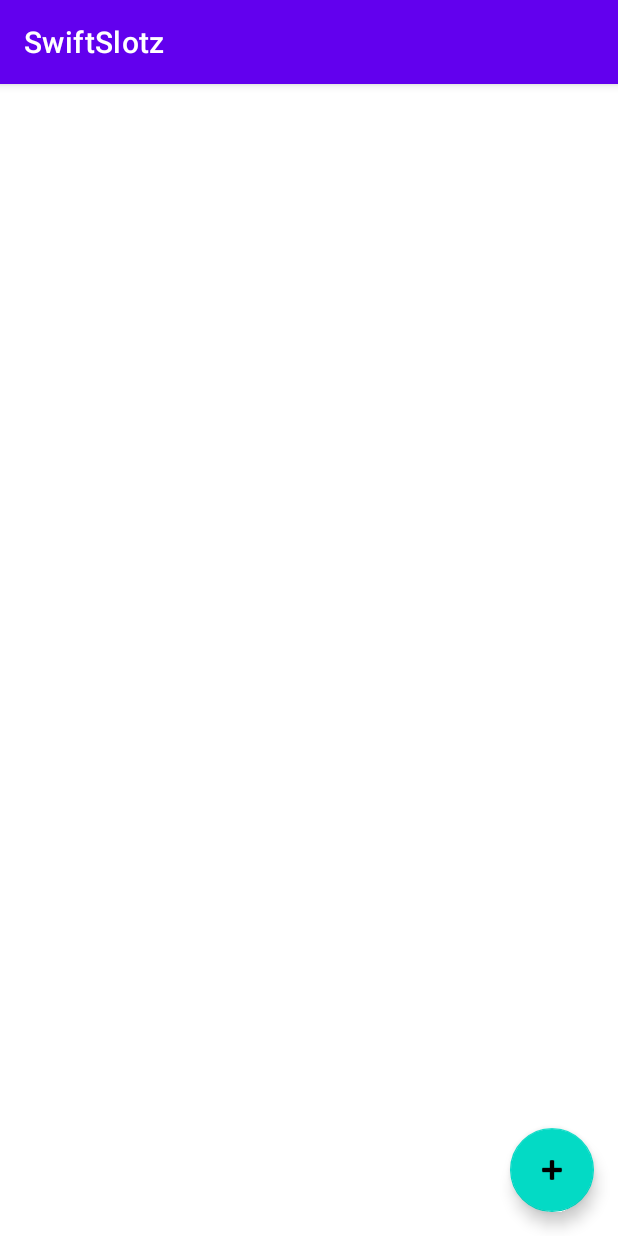
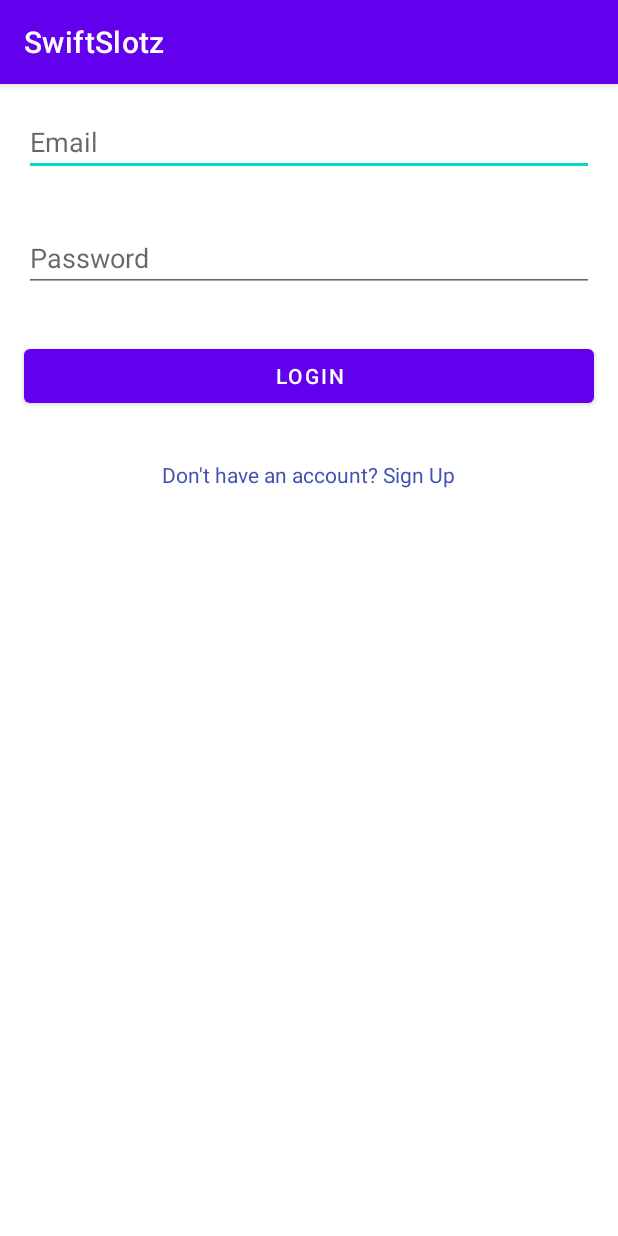
Before and after one commit to NeonAurora/SwiftSlotz, an Android app: the screen it shows after launch (AppointmentsActivity before the commit, LoginActivity after it), on a phone screen of 412 x 824 dp. Run offline under Robolectric (Android 15) with nearby library versions, the phone set to English and light mode, and no system bars; our stand-ins replace Firebase (no records; nobody signed in at launch, a user with empty details on screens opened directly).

Commit message:
Auth Primary Done

```diff
--- a/app/build.gradle
+++ b/app/build.gradle
@@ -18,11 +18,16 @@ android {
     }
 
     buildTypes {
+        debug {
+            buildConfigField 'String', 'FIREBASE_DATABASE_URL', "\"${FIREBASE_DATABASE_URL}\""
+        }
         release {
             minifyEnabled false
             proguardFiles getDefaultProguardFile('proguard-android-optimize.txt'), 'proguard-rules.pro'
+            buildConfigField 'String', 'FIREBASE_DATABASE_URL', "\"${FIREBASE_DATABASE_URL}\""
         }
     }
+
     compileOptions {
         sourceCompatibility JavaVersion.VERSION_1_8
         targetCompatibility JavaVersion.VERSION_1_8
--- a/app/src/main/java/com/example/swiftslotz/AddAppointmentActivity.java
+++ b/app/src/main/java/com/example/swiftslotz/AddAppointmentActivity.java
@@ -43,7 +43,7 @@ public class AddAppointmentActivity extends AppCompatActivity {
         selectTimeButton = findViewById(R.id.selectTimeButton);
         selectedTimeTextView = findViewById(R.id.selectedTimeTextView);
 
-        db = FirebaseDatabase.getInstance("https://swiftslotz-default-rtdb.asia-southeast1.firebasedatabase.app/").getReference("appointments");
+        db = FirebaseDatabase.getInstance(BuildConfig.FIREBASE_DATABASE_URL).getReference("appointments");
 
         final Calendar selectedDate = Calendar.getInstance();
 
--- a/app/src/main/java/com/example/swiftslotz/AppointmentManager.java
+++ b/app/src/main/java/com/example/swiftslotz/AppointmentManager.java
@@ -23,12 +23,13 @@ public class AppointmentManager {
         this.context = context;
         this.appointments = appointments;
         this.appointmentsAdapter = appointmentsAdapter;
-        db = FirebaseDatabase.getInstance("https://swiftslotz-default-rtdb.asia-southeast1.firebasedatabase.app/").getReference("appointments");
+        db = FirebaseDatabase.getInstance(BuildConfig.FIREBASE_DATABASE_URL).getReference("appointments");
+
     }
 
     public AppointmentManager(Context context) {
         this.context = context;
-        db = FirebaseDatabase.getInstance("https://swiftslotz-default-rtdb.asia-southeast1.firebasedatabase.app/").getReference("appointments");
+        db = FirebaseDatabase.getInstance(BuildConfig.FIREBASE_DATABASE_URL).getReference("appointments");
     }
 
     public void fetchDataFromDatabase() {
--- /dev/null
+++ b/app/src/main/java/com/example/swiftslotz/LoginActivity.java
@@ -0,0 +1,112 @@
+package com.example.swiftslotz;
+
+import androidx.annotation.NonNull;
+import androidx.appcompat.app.AppCompatActivity;
+
+import android.app.ProgressDialog;
+import android.content.Intent;
+import android.os.Bundle;
+import android.util.Patterns;
+import android.view.View;
+import android.widget.Button;
+import android.widget.EditText;
+import android.widget.TextView;
+import android.widget.Toast;
+
+import com.google.android.gms.tasks.OnCompleteListener;
+import com.google.android.gms.tasks.Task;
+import com.google.firebase.auth.AuthResult;
+import com.google.firebase.auth.FirebaseAuth;
+import com.google.firebase.auth.FirebaseUser;
+
+public class LoginActivity extends AppCompatActivity {
+
+    private EditText emailEditText;
+    private EditText passwordEditText;
+    private Button loginButton;
+    private TextView signUpTextView;
+    private ProgressDialog progressDialog;
+
+    private FirebaseAuth mAuth;
+
+    @Override
+    protected void onCreate(Bundle savedInstanceState) {
+        super.onCreate(savedInstanceState);
+        setContentView(R.layout.activity_login);
+
+        // Initialize Firebase Auth
+        mAuth = FirebaseAuth.getInstance();
+
+        emailEditText = findViewById(R.id.emailEditText);
+        passwordEditText = findViewById(R.id.passwordEditText);
+        loginButton = findViewById(R.id.loginButton);
+        signUpTextView = findViewById(R.id.signUpTextView);
+        progressDialog = new ProgressDialog(this);
+        progressDialog.setMessage("Loading...");
+
+        loginButton.setOnClickListener(new View.OnClickListener() {
+            @Override
+            public void onClick(View view) {
+                userLogin();
+            }
+        });
+
+        signUpTextView.setOnClickListener(new View.OnClickListener() {
+            @Override
+            public void onClick(View view) {
+                Intent intent = new Intent(LoginActivity.this, SignUpActivity.class);
+                startActivity(intent);
+            }
+        });
+    }
+
+    private void userLogin() {
+        String email = emailEditText.getText().toString().trim();
+        String password = passwordEditText.getText().toString().trim();
+
+        if (email.isEmpty()) {
+            emailEditText.setError("Email is required");
+            emailEditText.requestFocus();
+            return;
+        }
+
+        if (!Patterns.EMAIL_ADDRESS.matcher(email).matches()) {
+            emailEditText.setError("Please provide a valid email");
+            emailEditText.requestFocus();
+            return;
+        }
+
+        if (password.isEmpty()) {
+            passwordEditText.setError("Password is required");
+            passwordEditText.requestFocus();
+            return;
+        }
+
+        if (password.length() < 6) {
+            passwordEditText.setError("Minimum password length should be 6");
+            passwordEditText.requestFocus();
+            return;
+        }
+
+        progressDialog.show();
+
+        FirebaseAuth mAuth = FirebaseAuth.getInstance();
+        mAuth.signInWithEmailAndPassword(email, password)
+                .addOnCompleteListener(this, new OnCompleteListener<AuthResult>() {
+                    @Override
+                    public void onComplete(@NonNull Task<AuthResult> task) {
+                        progressDialog.dismiss();
+                        if (task.isSuccessful()) {
+                            // Sign in success
+                            FirebaseUser user = mAuth.getCurrentUser();
+                            startActivity(new Intent(LoginActivity.this, AppointmentsActivity.class));
+                        } else {
+                            // If sign in fails, display a message to the user.
+                            Toast.makeText(LoginActivity.this, "Authentication failed.",
+                                    Toast.LENGTH_SHORT).show();
+                        }
+                    }
+                });
+    }
+
+}
--- a/app/src/main/java/com/example/swiftslotz/MainActivity.java
+++ b/app/src/main/java/com/example/swiftslotz/MainActivity.java
@@ -16,7 +16,7 @@ public class MainActivity extends AppCompatActivity {
     @Override
     protected void onStart() {
         super.onStart();
-        Intent intent = new Intent(MainActivity.this, AppointmentsActivity.class);
+        Intent intent = new Intent(MainActivity.this, LoginActivity.class);
         startActivity(intent);
     }
 }
--- /dev/null
+++ b/app/src/main/res/layout/activity_login.xml
@@ -0,0 +1,44 @@
+<?xml version="1.0" encoding="utf-8"?>
+<RelativeLayout
+    xmlns:android="http://schemas.android.com/apk/res/android"
+    xmlns:tools="http://schemas.android.com/tools"
+    android:layout_width="match_parent"
+    android:layout_height="match_parent"
+    tools:context=".LoginActivity">
+
+    <EditText
+        android:id="@+id/emailEditText"
+        android:layout_width="match_parent"
+        android:layout_height="wrap_content"
+        android:hint="Email"
+        android:inputType="textEmailAddress"
+        android:layout_margin="16dp" />
+
+    <EditText
+        android:id="@+id/passwordEditText"
+        android:layout_width="match_parent"
+        android:layout_height="wrap_content"
+        android:hint="Password"
+        android:inputType="textPassword"
+        android:layout_below="@id/emailEditText"
+        android:layout_margin="16dp" />
+
+    <Button
+        android:id="@+id/loginButton"
+        android:layout_width="match_parent"
+        android:layout_height="wrap_content"
+        android:text="Login"
+        android:layout_below="@id/passwordEditText"
+        android:layout_margin="16dp" />
+
+    <TextView
+        android:id="@+id/signUpTextView"
+        android:layout_width="wrap_content"
+        android:layout_height="wrap_content"
+        android:text="Don't have an account? Sign Up"
+        android:textColor="#3F51B5"
+        android:layout_below="@id/loginButton"
+        android:layout_centerHorizontal="true"
+        android:layout_marginTop="16dp" />
+
+</RelativeLayout>
--- a/gradle.properties
+++ b/gradle.properties
@@ -20,3 +20,4 @@ android.enableJetifier=true
 # resources declared in the library itself and none from the library's dependencies,
 # thereby reducing the size of the R class for that library
 android.nonTransitiveRClass=true
+FIREBASE_DATABASE_URL=https://swiftslotz-default-rtdb.asia-southeast1.firebasedatabase.app/
```
Also changed, not shown: app/src/main/AndroidManifest.xml (+9 -0 lines), app/src/main/java/com/example/swiftslotz/AppointmentsActivity.java (+10 -0 lines), app/src/main/java/com/example/swiftslotz/LogoutActivity.java (added, +25 -0 lines), app/src/main/java/com/example/swiftslotz/SignUpActivity.java (added, +82 -0 lines), app/src/main/res/layout/activity_appointments.xml (+10 -1 lines), app/src/main/res/layout/activity_logout.xml (added, +9 -0 lines), app/src/main/res/layout/activity_sign_up.xml (added, +53 -0 lines).
